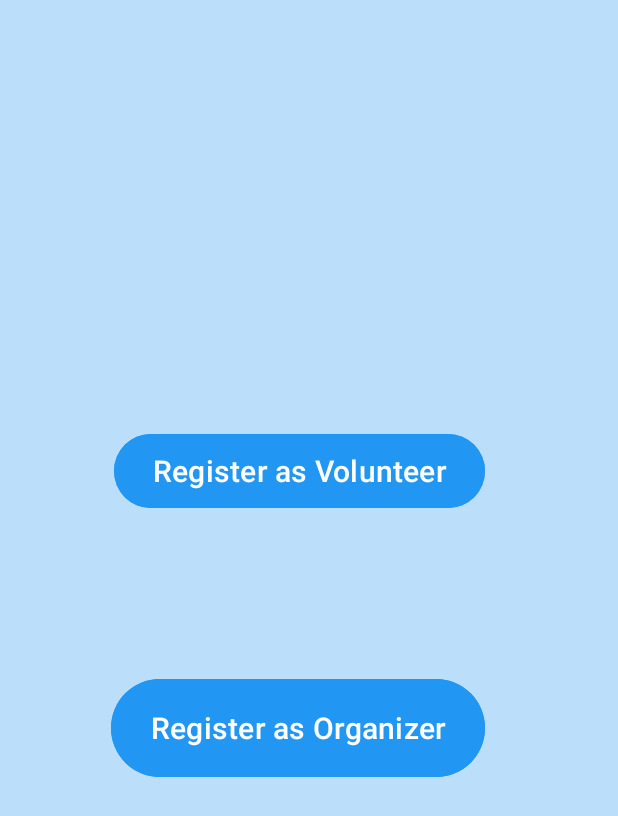
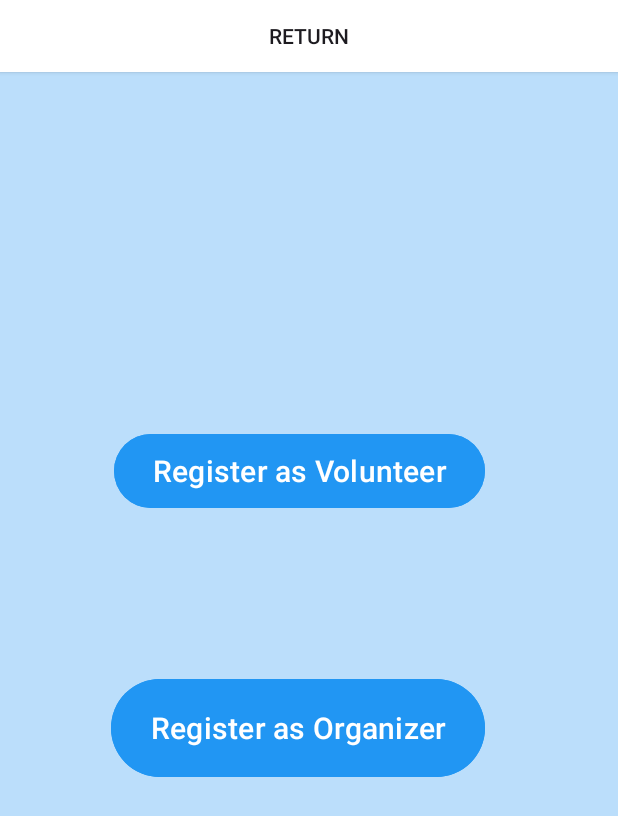
Before and after one commit to AidLink-app/AidLink-Volunteering-app, an Android app: the RegistrationTypeActivity screen opened directly, with no data from a screen before it, on a phone screen of 412 x 824 dp. Shown: the top 816 px of the screen. Run offline under Robolectric (Android 15) with nearby library versions, the phone set to English and light mode, and no system bars.

Commit message:
added another return button

```diff
--- a/app/src/main/java/com/example/welcom/OrganizationRegistrationActivity.kt
+++ b/app/src/main/java/com/example/welcom/OrganizationRegistrationActivity.kt
@@ -48,6 +48,8 @@ class OrganizationRegistrationActivity : AppCompatActivity() {
         // Add Return Button Programmatically
         val returnButton = Button(this)
         returnButton.text = "Return"
+        returnButton.setBackgroundColor(getResources().getColor(android.R.color.white));
+
         returnButton.layoutParams = LinearLayout.LayoutParams(
             ViewGroup.LayoutParams.MATCH_PARENT,
             ViewGroup.LayoutParams.WRAP_CONTENT
--- a/app/src/main/java/com/example/welcom/RegistrationTypeActivity.java
+++ b/app/src/main/java/com/example/welcom/RegistrationTypeActivity.java
@@ -4,6 +4,8 @@ import androidx.appcompat.app.AppCompatActivity;
 import android.os.Bundle;
 import android.content.Intent;
 import android.widget.Button;
+import android.view.ViewGroup;
+import android.widget.LinearLayout;
 
 public class RegistrationTypeActivity extends AppCompatActivity {
 
@@ -12,6 +14,7 @@ public class RegistrationTypeActivity extends AppCompatActivity {
         super.onCreate(savedInstanceState);
         setContentView(R.layout.activity_registration_type);
 
+        // Initialize existing buttons
         Button volunteerButton = findViewById(R.id.volunteerButton);
         Button organizerButton = findViewById(R.id.organizerButton);
 
@@ -23,5 +26,30 @@ public class RegistrationTypeActivity extends AppCompatActivity {
             Intent intent = new Intent(RegistrationTypeActivity.this, OrganizationRegistrationActivity.class);
             startActivity(intent);
         });
+
+        // Add Return Button programmatically
+        Button returnButton = new Button(this);
+        returnButton.setText("Return");
+
+        // Define layout parameters
+        returnButton.setLayoutParams(new LinearLayout.LayoutParams(
+                ViewGroup.LayoutParams.MATCH_PARENT,
+                ViewGroup.LayoutParams.WRAP_CONTENT
+        ));
+        returnButton.setPadding(16, 16, 16, 16);
+        returnButton.setBackgroundColor(getResources().getColor(android.R.color.white));
+
+
+
+        // Add the button to the root layout
+        ViewGroup rootLayout = findViewById(android.R.id.content);
+        if (rootLayout != null) {
+            rootLayout.addView(returnButton);
+        }
+
+        // Handle Return Button Click
+        returnButton.setOnClickListener(v -> {
+            finish(); // Close activity and return to the previous screen
+        });
     }
 }
```
